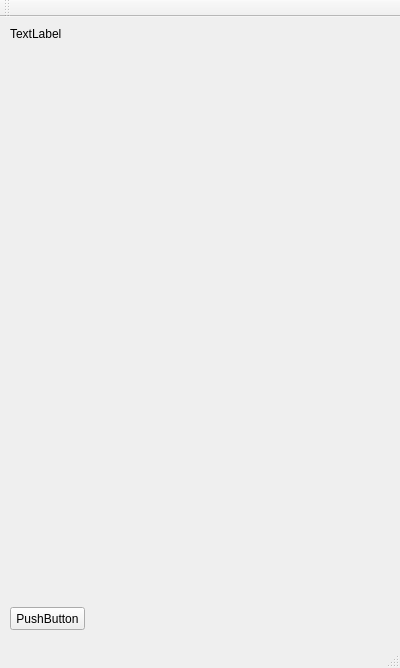
Stals/Curriculum, file mainwindow.ui: the form before one commit.
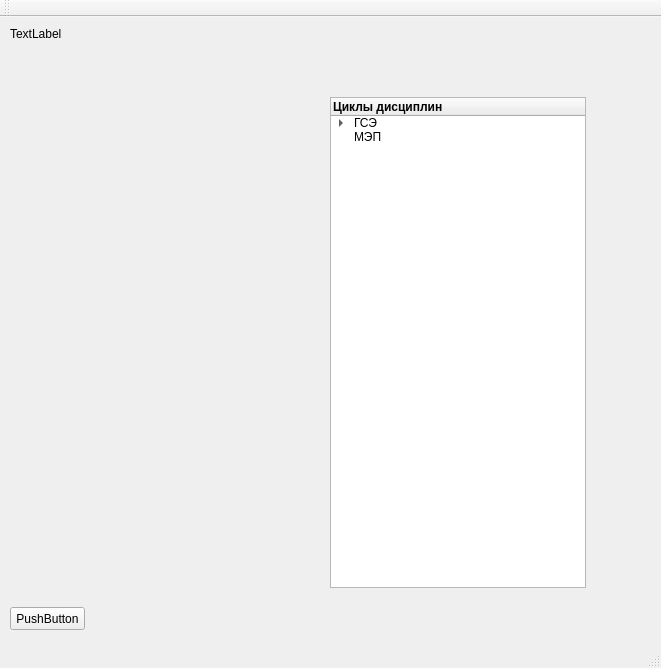
The form after the commit.

Patch:
```diff
--- a/mainwindow.ui
+++ b/mainwindow.ui
@@ -6,7 +6,7 @@
    <rect>
     <x>0</x>
     <y>0</y>
-    <width>400</width>
+    <width>661</width>
     <height>668</height>
    </rect>
   </property>
@@ -46,6 +46,69 @@
      <set>Qt::AlignLeading|Qt::AlignLeft|Qt::AlignTop</set>
     </property>
    </widget>
+   <widget class="QTreeWidget" name="treeWidget">
+    <property name="geometry">
+     <rect>
+      <x>330</x>
+      <y>80</y>
+      <width>256</width>
+      <height>491</height>
+     </rect>
+    </property>
+    <property name="animated">
+     <bool>true</bool>
+    </property>
+    <property name="headerHidden">
+     <bool>false</bool>
+    </property>
+    <column>
+     <property name="text">
+      <string>Циклы дисциплин</string>
+     </property>
+     <property name="font">
+      <font>
+       <weight>75</weight>
+       <bold>true</bold>
+      </font>
+     </property>
+    </column>
+    <item>
+     <property name="text">
+      <string>ГСЭ</string>
+     </property>
+     <item>
+      <property name="text">
+       <string>Основыне</string>
+      </property>
+     </item>
+     <item>
+      <property name="text">
+       <string>ДСЭ1 По выбору</string>
+      </property>
+      <item>
+       <property name="text">
+        <string>номер 1</string>
+       </property>
+       <property name="checkState">
+        <enum>Unchecked</enum>
+       </property>
+      </item>
+      <item>
+       <property name="text">
+        <string>номер 2</string>
+       </property>
+       <property name="checkState">
+        <enum>Unchecked</enum>
+       </property>
+      </item>
+     </item>
+    </item>
+    <item>
+     <property name="text">
+      <string>МЭП</string>
+     </property>
+    </item>
+   </widget>
   </widget>
   <widget class="QMenuBar" name="menuBar">
    <property name="geometry">
```
Left out of the diff: 2 changed lines with no effect on the pictures.
